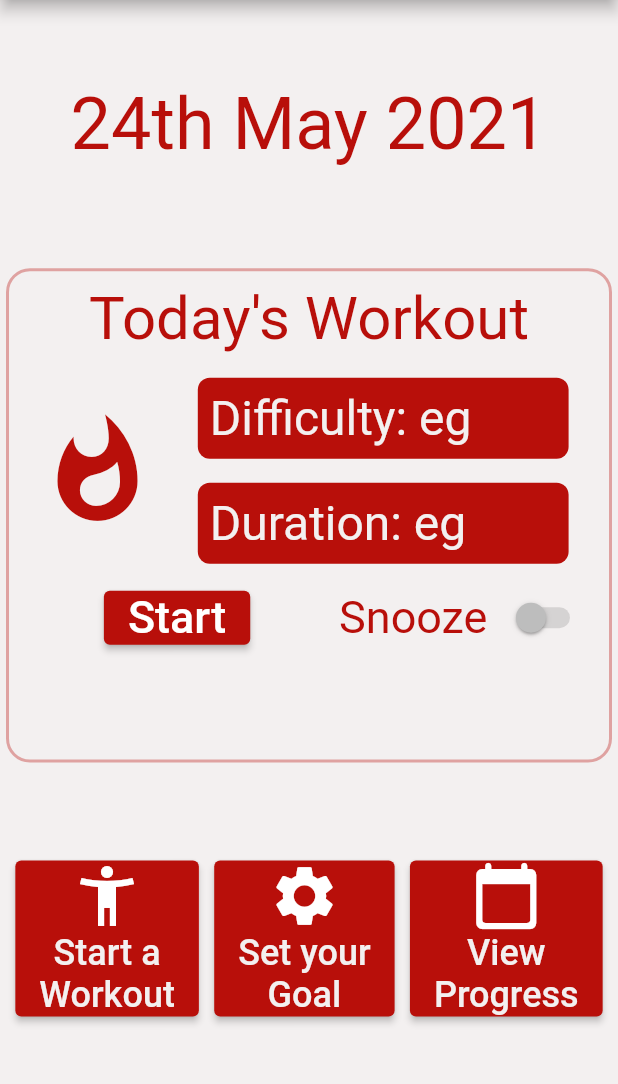
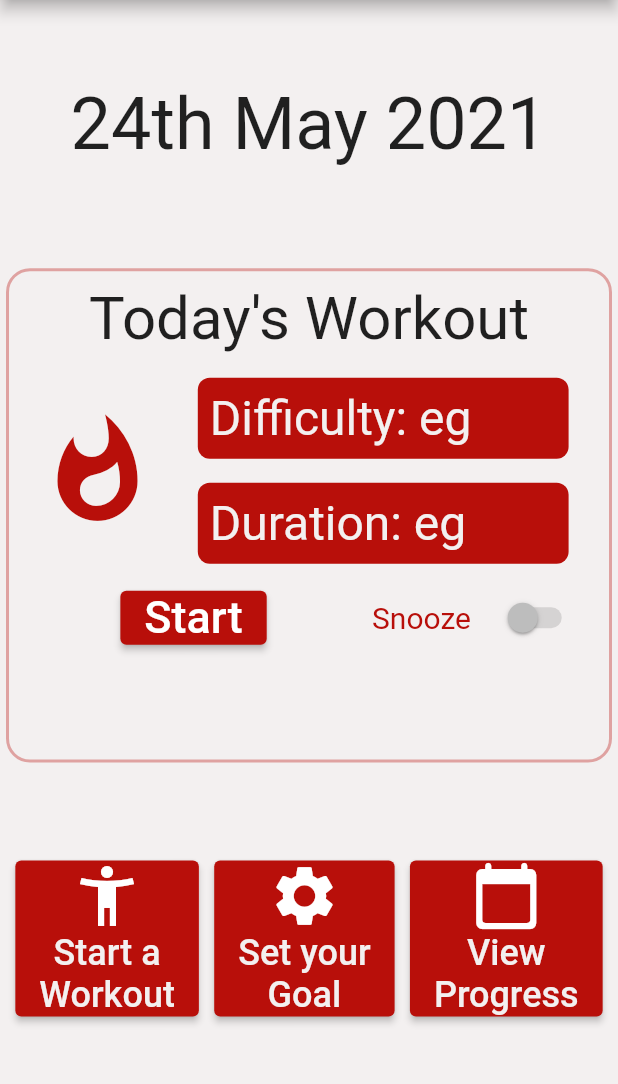
Before and after one commit to yulonglim/Calory, a Flutter app: the screen it shows after launch, on a phone screen of 412 x 824 dp, the part 84-1168 px from its top. Run offline on Flutter 3.47's test engine with Material 2 defaults, Android fonts, the light colour scheme and no system bars.

Commit message:
Editted Homepage Interface Colours

```diff
--- a/lib/HomePage.dart
+++ b/lib/HomePage.dart
@@ -57,7 +57,7 @@ class Homepage extends StatelessWidget {
                   dateTime(),
                   style: TextStyle(
                     fontSize: 48,
-                    color: Theme.of(context).primaryColor,
+                    //color: Theme.of(context).primaryColor,
                   ),
                 ),
               ),
@@ -81,7 +81,7 @@ class Homepage extends StatelessWidget {
                       child: Text(
                         "Today's Workout",
                         style: TextStyle(
-                          color: Theme.of(context).primaryColor,
+                          //color: Theme.of(context).primaryColor,
                           fontSize: 40,
                         ),
                       ),
@@ -140,8 +140,9 @@ class Homepage extends StatelessWidget {
                           Text(
                             'Snooze',
                             style: TextStyle(
-                                fontSize: 30,
-                                color: Theme.of(context).primaryColor),
+                                fontSize: 20,
+                                color: Theme.of(context).primaryColor
+                            ),
                           ),
                           Switch(
                             value: false,
```
